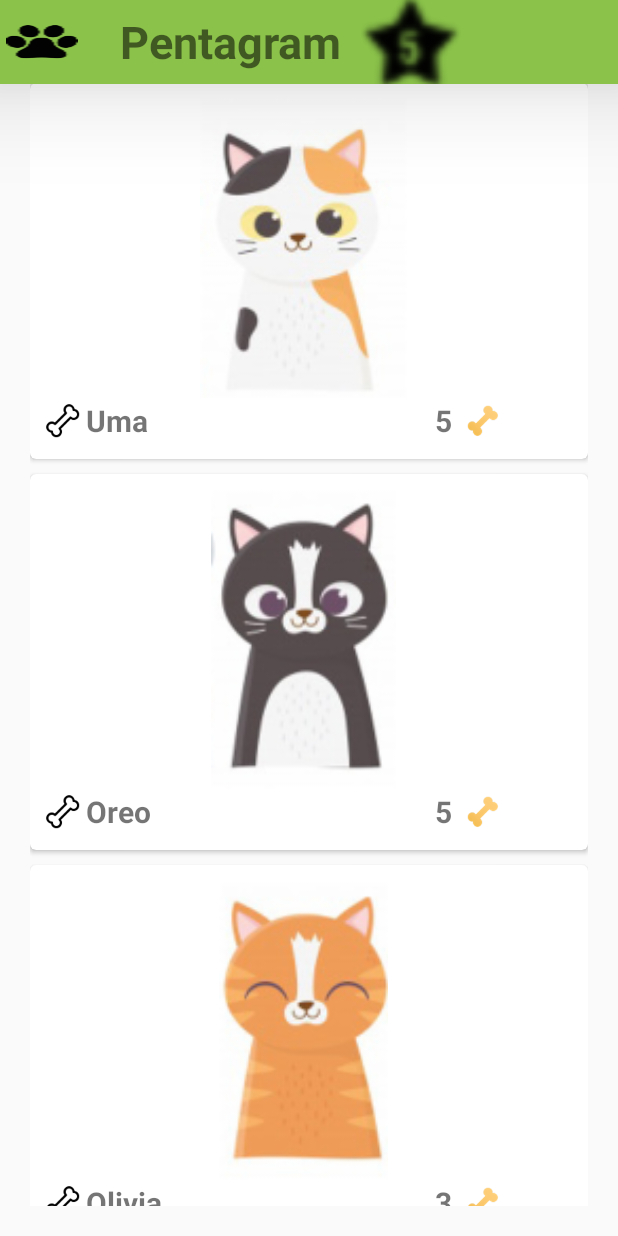
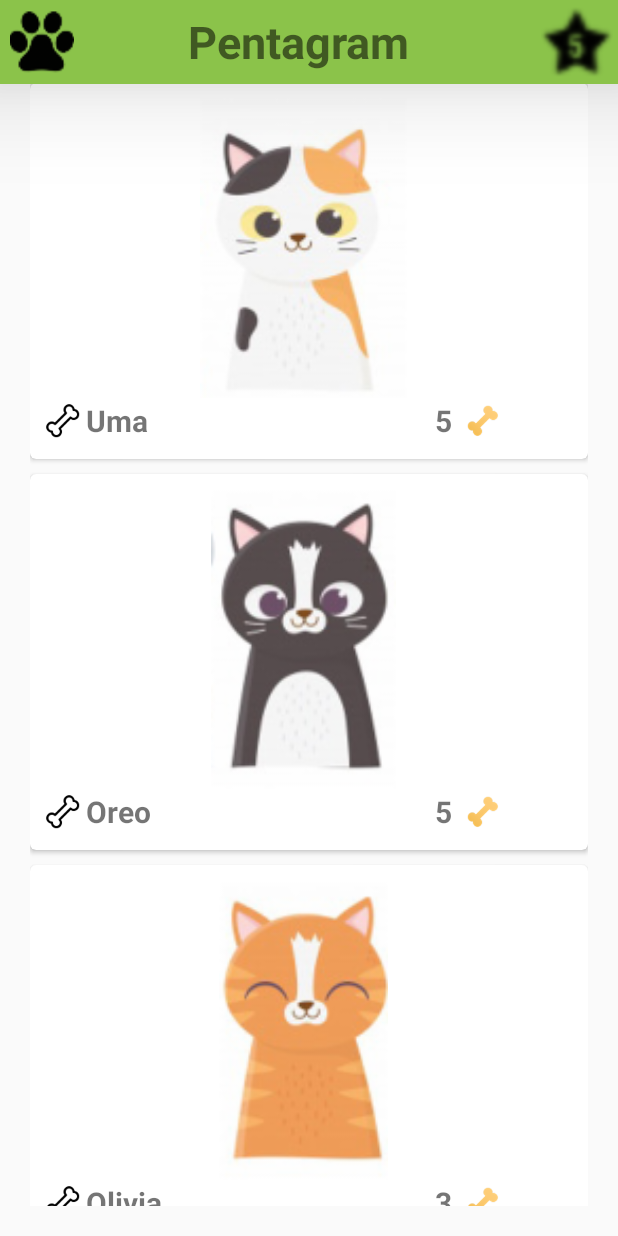
Before and after one commit to Micaela2016/Pentagram, an Android app: the screen it shows after launch (MainActivity), on a phone screen of 412 x 824 dp. Run offline under Robolectric (Android 15) with nearby library versions, the phone set to English and light mode, and no system bars.

Commit message:
Ordenamiento ActionBar

```diff
--- a/app/src/main/res/layout/actionbar.xml
+++ b/app/src/main/res/layout/actionbar.xml
@@ -15,23 +15,24 @@
         android:layout_width="wrap_content"
         android:layout_height="wrap_content"
         android:src="@drawable/huella"
-        android:scaleX="2"/>
+        android:scaleY="1.8"
+        android:scaleX="1.8"/>
     <TextView
         android:layout_width="wrap_content"
         android:layout_height="wrap_content"
         android:text="Pentagram"
         android:textSize="30dp"
         android:textStyle="bold"
-        android:paddingLeft="40dp"/>
+        android:paddingLeft="85dp"/>
     <ImageView
         android:id="@+id/ivEstrella"
         android:layout_width="wrap_content"
         android:layout_height="wrap_content"
         android:src="@drawable/estrella"
-        android:layout_marginStart="50dp"
+        android:layout_marginStart="115dp"
         android:onClick="pasarActividad"
-        android:scaleY="2.8"
-        android:scaleX="2.8"/>
+        android:scaleY="2"
+        android:scaleX="2"/>
 
 
 </androidx.appcompat.widget.Toolbar>
```
